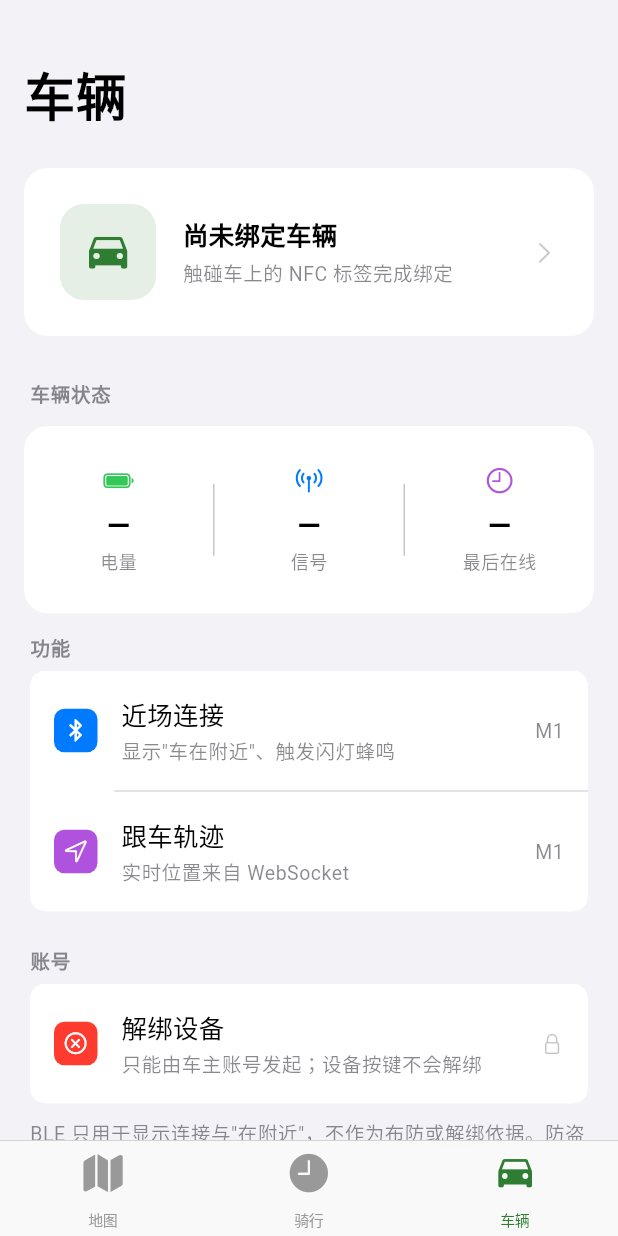
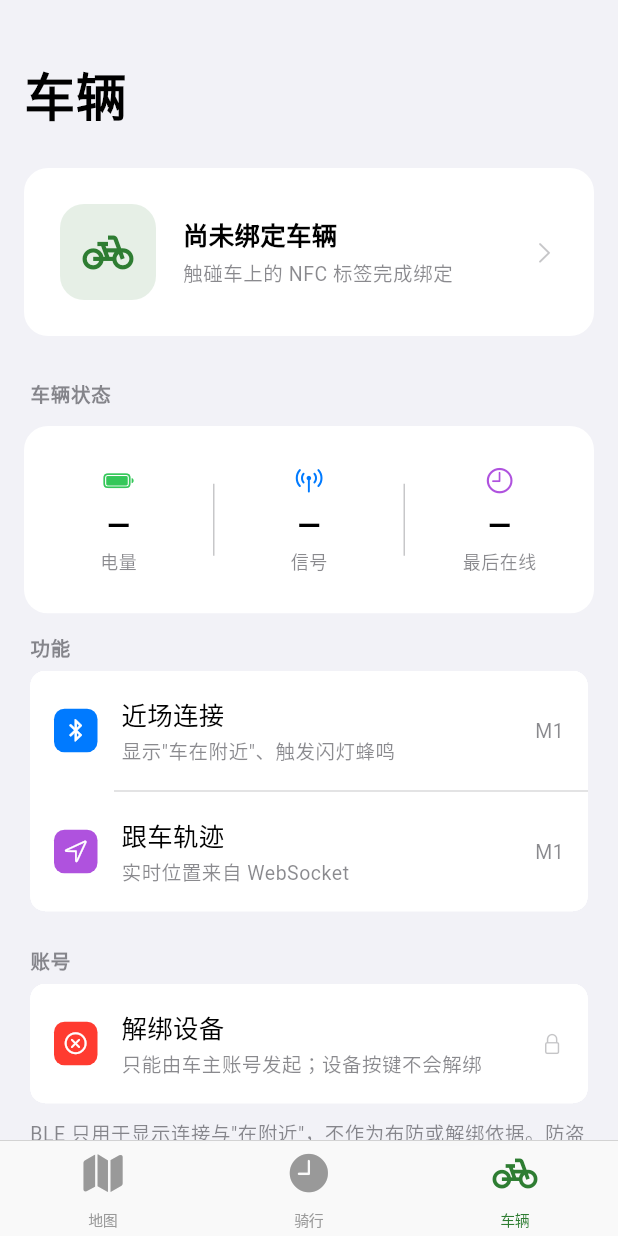
Before and after one commit to bycicle-locating/bycicle-locating, a Flutter app: the screen it shows after launch, item 3 of the bottom bar chosen, on a phone screen of 412 x 824 dp. Run offline on Flutter 3.47's test engine with Material 3 defaults, Android fonts, the light colour scheme and no system bars; our stand-ins replace dio, flutter_riverpod, go_router.

Commit message:
fix(app): 车辆图标改用单车

```diff
--- a/app/lib/core/router/main_shell.dart
+++ b/app/lib/core/router/main_shell.dart
@@ -1,4 +1,5 @@
 import 'package:flutter/cupertino.dart';
+import 'package:flutter/material.dart' show Icons;
 import 'package:go_router/go_router.dart';
 
 /// 三个一级 tab 的骨架：底部导航常驻，分支栈由 go_router 管理。
@@ -30,7 +31,7 @@ class MainShell extends StatelessWidget {
                 label: '骑行',
               ),
               BottomNavigationBarItem(
-                icon: Icon(CupertinoIcons.car_fill),
+                icon: Icon(Icons.pedal_bike),
                 label: '车辆',
               ),
             ],
--- a/app/lib/features/device/presentation/device_page.dart
+++ b/app/lib/features/device/presentation/device_page.dart
@@ -1,4 +1,5 @@
 import 'package:flutter/cupertino.dart';
+import 'package:flutter/material.dart' show Icons;
 import 'package:go_router/go_router.dart';
 
 import '../../../core/theme/app_theme.dart';
@@ -115,7 +116,7 @@ class _BindCard extends StatelessWidget {
                 color: primary.withValues(alpha: 0.12),
                 borderRadius: BorderRadius.circular(16),
               ),
-              child: Icon(CupertinoIcons.car_fill, size: 34, color: primary),
+              child: Icon(Icons.pedal_bike, size: 34, color: primary),
             ),
             const SizedBox(width: 18),
             Expanded(
--- a/app/lib/features/map/presentation/map_page.dart
+++ b/app/lib/features/map/presentation/map_page.dart
@@ -1,6 +1,7 @@
 import 'dart:ui' show ImageFilter;
 
 import 'package:flutter/cupertino.dart';
+import 'package:flutter/material.dart' show Icons;
 import 'package:go_router/go_router.dart';
 
 import '../../../core/theme/app_theme.dart';
@@ -216,7 +217,7 @@ class _LocationPin extends StatelessWidget {
       padding: const EdgeInsets.all(5),
       child: Container(
         decoration: BoxDecoration(color: primary, shape: BoxShape.circle),
-        child: const Icon(CupertinoIcons.car_fill,
+        child: const Icon(Icons.pedal_bike,
             size: 30, color: CupertinoColors.white),
       ),
     );
@@ -260,7 +261,7 @@ class _StatusCard extends StatelessWidget {
                       color: primary.withValues(alpha: 0.12),
                       borderRadius: BorderRadius.circular(14),
                     ),
-                    child: Icon(CupertinoIcons.car_fill, color: primary),
+                    child: Icon(Icons.pedal_bike, color: primary),
                   ),
                   const SizedBox(width: 16),
                   Expanded(
```
